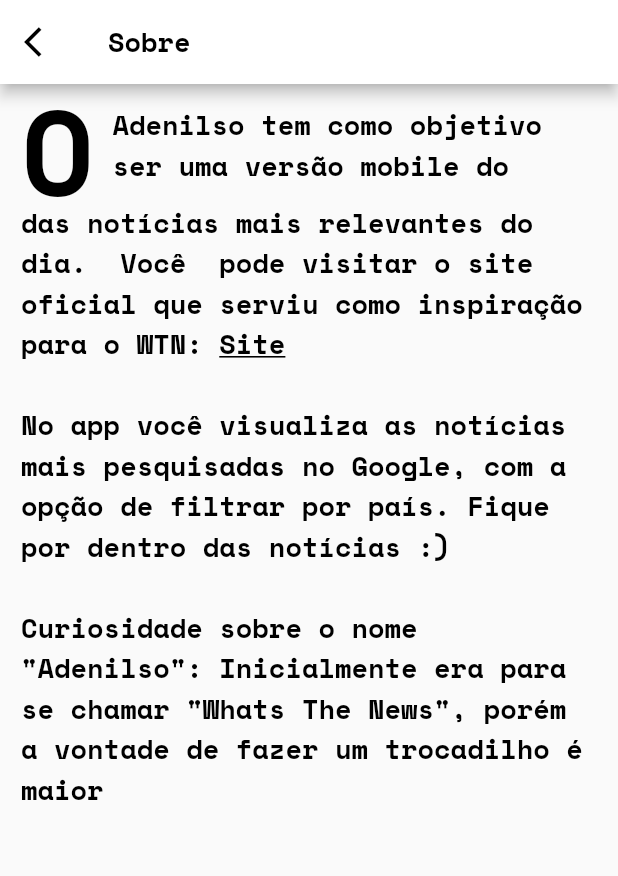
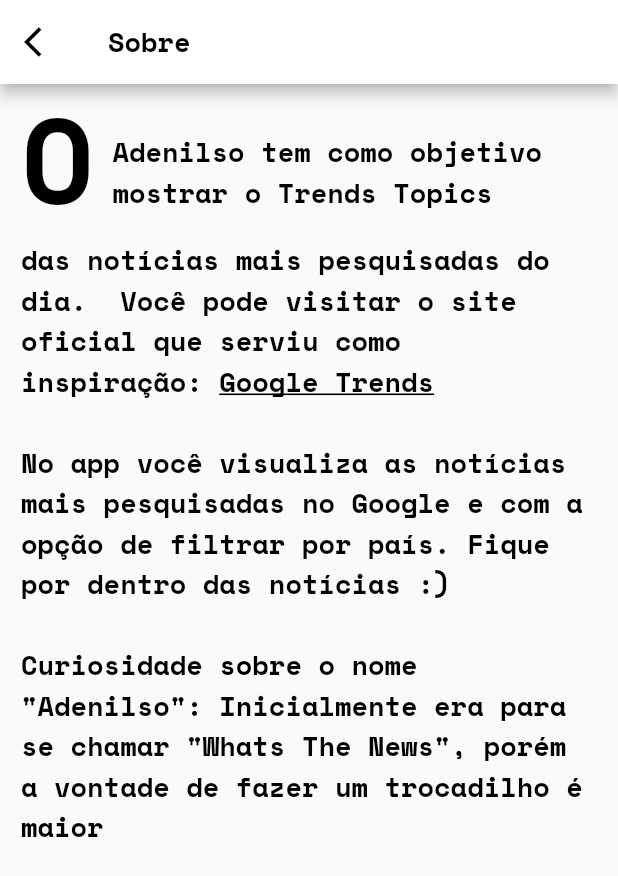
Before and after one commit to joao-cabral/wtn_project, a Flutter app: the AboutView screen opened by its route, on a phone screen of 412 x 824 dp. Shown: the top 876 px of the screen. Run offline on Flutter 3.47's test engine with Material 2 defaults, Android fonts, the phone set to English and light mode, and no system bars; our stand-ins replace animated_text_kit, flutter_local_notifications, flutter_native_timezone, flutter_staggered_animations, google_fonts, google_mobile_ads and 5 more; missing offline and left inert: flutter_email_sender, launch_review; network calls fail.

Commit message:
fix: change informations

```diff
--- a/lib/views/menu_views/about_view.dart
+++ b/lib/views/menu_views/about_view.dart
@@ -45,11 +45,8 @@
             crossAxisAlignment: CrossAxisAlignment.start,
             children: [
               SizedBox(
-                height: 65,
-                // color: Colors.yellow,
+                height: 90,
                 child: Row(
-                  mainAxisAlignment: MainAxisAlignment.start,
-                  crossAxisAlignment: CrossAxisAlignment.start,
                   children: [
                     Text(
                       "O",
@@ -65,7 +62,7 @@
                     ),
                     Expanded(
                       child: Text(
-                        "Adenilso tem como objetivo ser uma versão mobile do ",
+                        "Adenilso tem como objetivo mostrar o Trends Topics",
                         style: GoogleFonts.spaceMono(
                           fontSize: 18,
                           fontWeight: FontWeight.w700,
@@ -80,7 +77,7 @@
                 text: TextSpan(
                   children: [
                     TextSpan(
-                      text: "das notícias mais relevantes do dia. ",
+                      text: "das notícias mais pesquisadas do dia. ",
                       style: GoogleFonts.spaceMono(
                         fontSize: 18,
                         fontWeight: FontWeight.w700,
@@ -89,7 +86,7 @@
                     ),
                     TextSpan(
                       text:
-                          " Você  pode visitar o site oficial que serviu como inspiração para o WTN: ",
+                          " Você pode visitar o site oficial que serviu como inspiração: ",
                       style: GoogleFonts.spaceMono(
                         fontSize: 18,
                         fontWeight: FontWeight.w700,
@@ -97,7 +94,7 @@
                       ),
                     ),
                     TextSpan(
-                      text: "Site",
+                      text: "Google Trends",
                       style: GoogleFonts.spaceMono(
                           fontSize: 18,
                           fontWeight: FontWeight.w700,
@@ -119,7 +116,7 @@
                     ),
                     TextSpan(
                       text:
-                          "No app você visualiza as notícias mais pesquisadas no Google, com a opção de filtrar por país. Fique por dentro das notícias :)",
+                          "No app você visualiza as notícias mais pesquisadas no Google e com a opção de filtrar por país. Fique por dentro das notícias :)",
                       style: GoogleFonts.spaceMono(
                         fontSize: 18,
                         fontWeight: FontWeight.w700,
```
